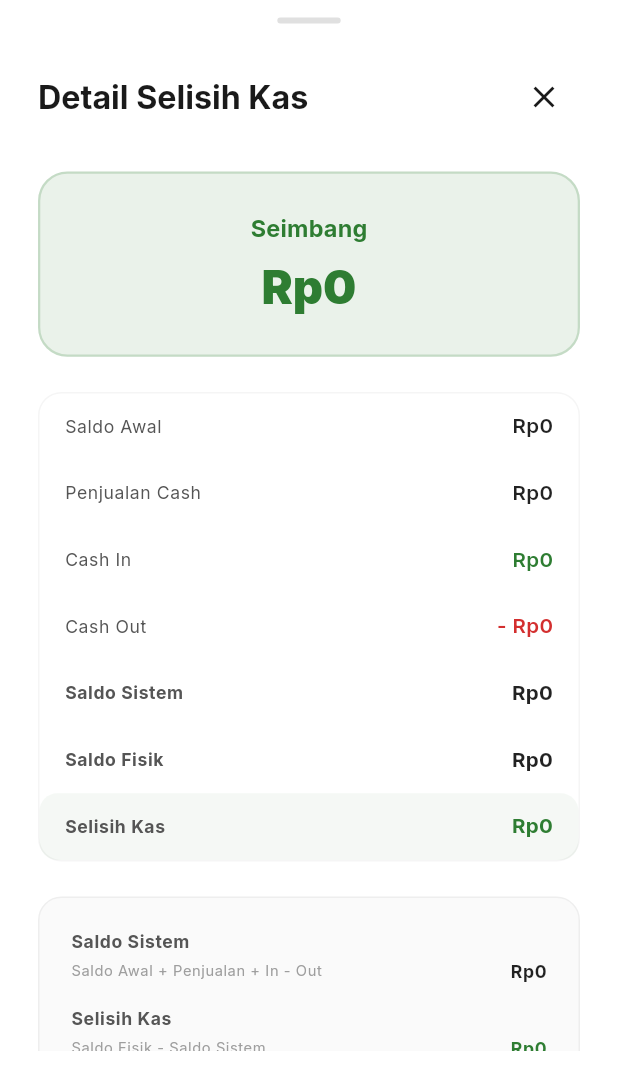
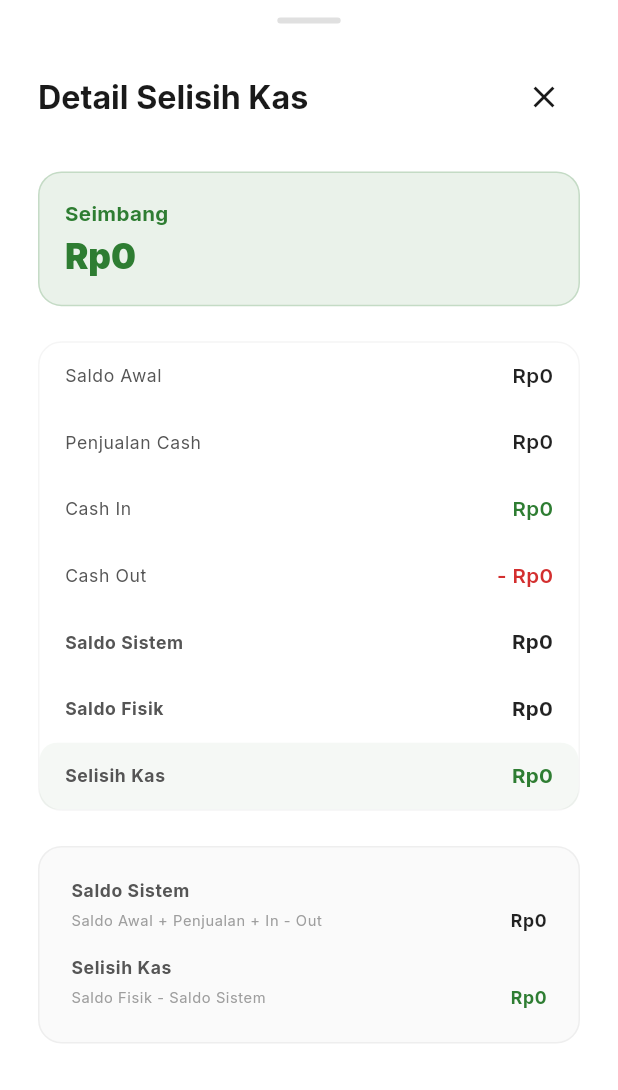
Before and after one commit to Ibnuard/qsir_app, a Flutter app: the CashDiffDetailModal widget shown alone on an empty page, opened directly with empty values, on a phone screen of 412 x 824 dp. Shown: the top 1090 px of the screen. Run offline on Flutter 3.47's test engine with Material 3 defaults, Android fonts, the phone set to English and light mode, and no system bars; our stand-ins replace flutter_screenutil, get, google_fonts.

Commit message:
feat: Disable 'View All' button, add opened date to cash difference history and detail views, and update summary card UI.

```diff
--- a/lib/presentation/pages/owner/sub_menu/cash_diff/widgets/cash_diff_detail_modal.dart
+++ b/lib/presentation/pages/owner/sub_menu/cash_diff/widgets/cash_diff_detail_modal.dart
@@ -104,36 +104,53 @@ class CashDiffDetailModal extends StatelessWidget {
 
     return Container(
       width: double.infinity,
-      padding: EdgeInsets.all(24.w),
+      padding: EdgeInsets.all(16.w),
       decoration: BoxDecoration(
         color: color.withValues(alpha: 0.1),
-        borderRadius: BorderRadius.circular(20.r),
-        border: Border.all(color: color.withValues(alpha: 0.2), width: 1.5),
+        borderRadius: BorderRadius.circular(16.r),
+        border: Border.all(color: color.withValues(alpha: 0.2), width: 1),
       ),
+      child: Row(
+        mainAxisAlignment: MainAxisAlignment.spaceBetween,
+        children: [
+          Expanded(
             child: Column(
+              crossAxisAlignment: CrossAxisAlignment.start,
               children: [
                 Row(
-            mainAxisAlignment: MainAxisAlignment.center,
                   children: [
                     if (isDifference)
-                Icon(Icons.warning_amber_rounded, color: color, size: 24.sp),
-              if (isDifference) SizedBox(width: 8.w),
+                      Icon(
+                        Icons.warning_amber_rounded,
+                        color: color,
+                        size: 16.sp,
+                      ),
+                    if (isDifference) SizedBox(width: 6.w),
                     Text(
                       controller.getStatusLabel(record.amount),
-                style: context.textTheme.titleMedium?.copyWith(
+                      style: context.textTheme.bodyMedium?.copyWith(
                         color: color,
                         fontWeight: FontWeight.bold,
                       ),
                     ),
                   ],
                 ),
-          SizedBox(height: 8.h),
+                SizedBox(height: 2.h),
                 Text(
                   controller.formatCurrency(record.amount),
-            style: context.textTheme.headlineLarge?.copyWith(
+                  style: context.textTheme.headlineSmall?.copyWith(
                     color: color,
                     fontWeight: FontWeight.w900,
                   ),
+                ),
+              ],
+            ),
+          ),
+          if (isDifference)
+            Icon(
+              Icons.error_outline,
+              color: color.withValues(alpha: 0.5),
+              size: 32.sp,
             ),
         ],
       ),
@@ -333,6 +350,13 @@ class CashDiffDetailModal extends StatelessWidget {
           SizedBox(height: 12.h),
           _buildInfoRow(
             context,
+            Icons.calendar_today_outlined,
+            "Tanggal",
+            controller.formatDate(record.openedAt),
+          ),
+          SizedBox(height: 12.h),
+          _buildInfoRow(
+            context,
             Icons.person_outline,
             "Dibuka oleh",
             record.openedBy,
```
Also changed, not shown: lib/presentation/pages/owner/sub_menu/cash_diff/cash_diff_page.dart (+21 -4 lines). Lines whose indentation alone changed are shown as unchanged.
